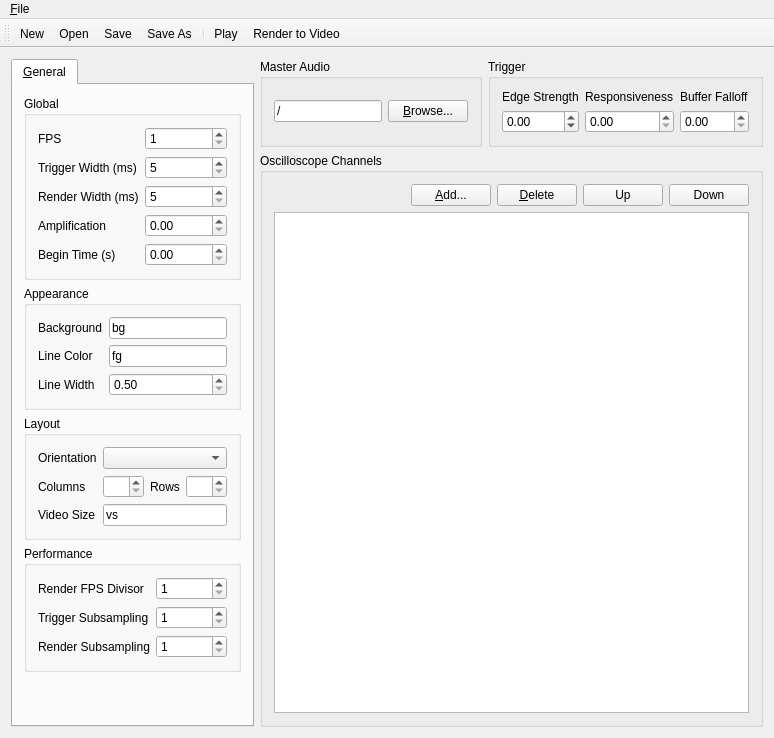
Before: the Qt Designer form corrscope/gui/mainwindow.ui in corrscope/corrscope, drawn with Qt 5.
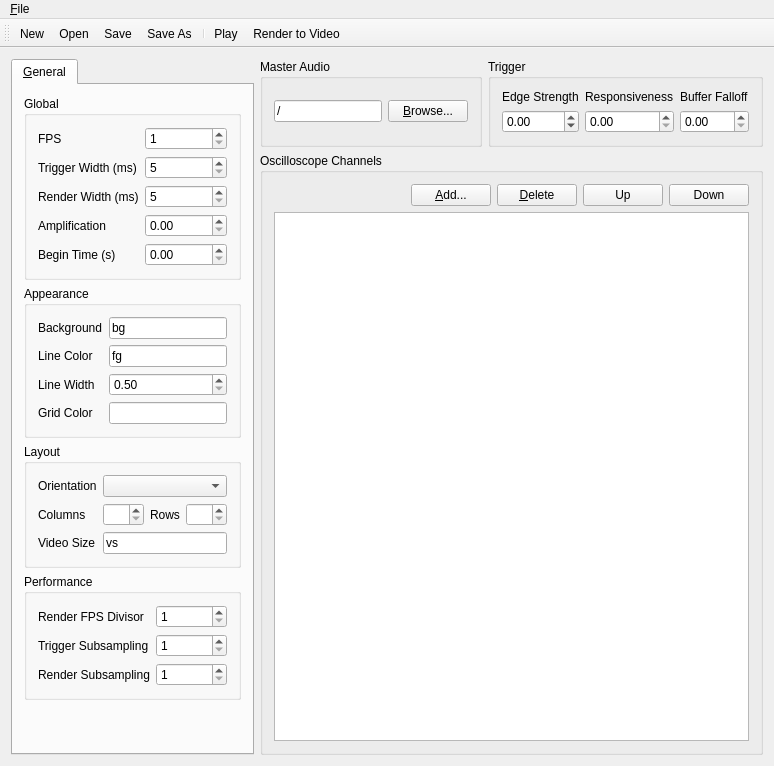
After: the same form once the commit is applied. Custom widgets are drawn as their Qt base class.

Commit message: Add grid color (optional) to GUI

The edit to the form file:
```diff
--- a/corrscope/gui/mainwindow.ui
+++ b/corrscope/gui/mainwindow.ui
@@ -167,6 +167,16 @@
              </property>
             </widget>
            </item>
+           <item row="3" column="0">
+            <widget class="QLabel" name="render__grid_colorL">
+             <property name="text">
+              <string>Grid Color</string>
+             </property>
+            </widget>
+           </item>
+           <item row="3" column="1">
+            <widget class="BoundLineEdit" name="render__grid_color"/>
+           </item>
           </layout>
          </widget>
         </item>
```
The commit also changes 1 other file.
